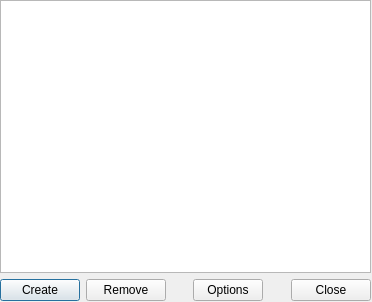
Above: ui/channel_homes.ui from gitter-badger/simplechatclient before the change. Below: the same form after it.
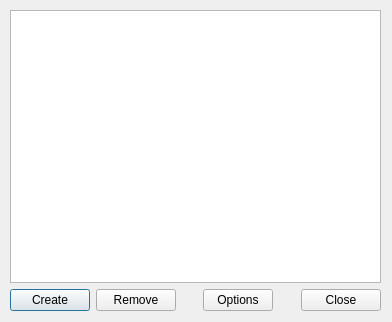
That is the form after the change. Icons and pictures are not drawn.

```diff
--- a/ui/channel_homes.ui
+++ b/ui/channel_homes.ui
@@ -6,20 +6,20 @@
    <rect>
     <x>0</x>
     <y>0</y>
-    <width>372</width>
-    <height>302</height>
+    <width>392</width>
+    <height>322</height>
    </rect>
   </property>
   <property name="minimumSize">
    <size>
-    <width>372</width>
-    <height>302</height>
+    <width>392</width>
+    <height>322</height>
    </size>
   </property>
   <property name="maximumSize">
    <size>
-    <width>372</width>
-    <height>302</height>
+    <width>392</width>
+    <height>322</height>
    </size>
   </property>
   <property name="windowTitle">
@@ -32,8 +32,8 @@
   <widget class="QWidget" name="verticalLayoutWidget">
    <property name="geometry">
     <rect>
-     <x>0</x>
-     <y>0</y>
+     <x>10</x>
+     <y>10</y>
      <width>371</width>
      <height>301</height>
     </rect>
```
